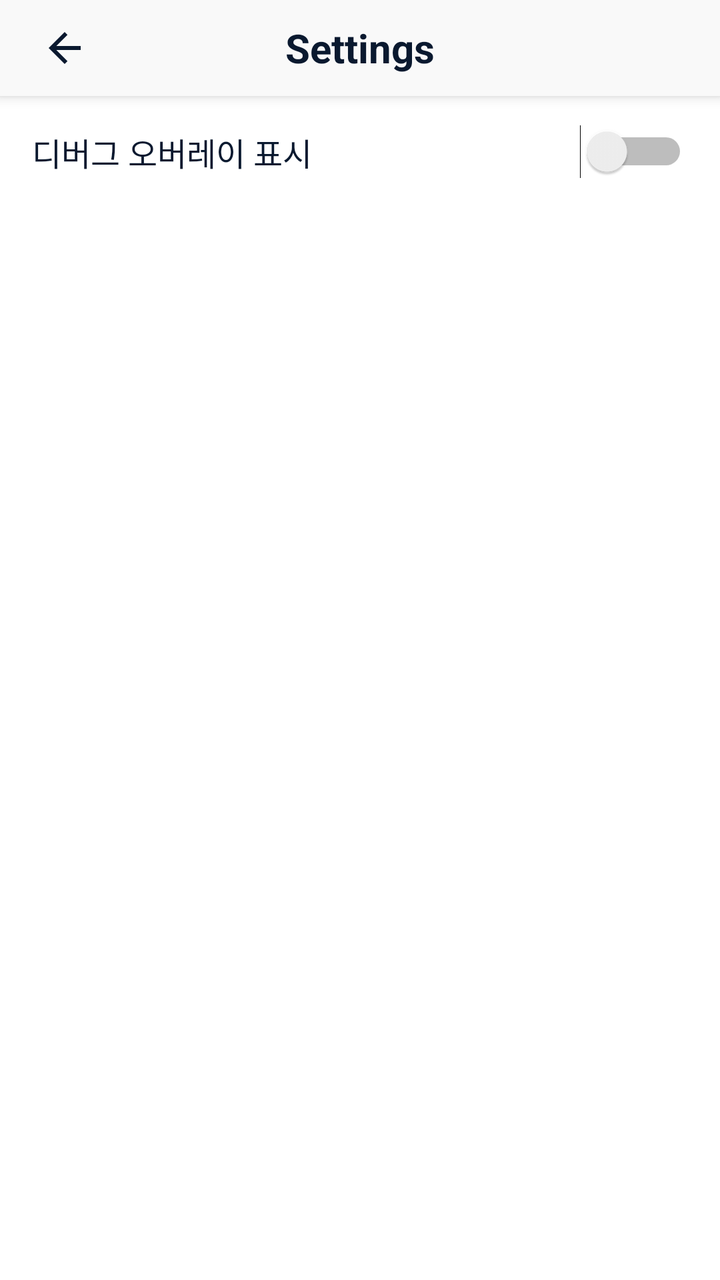
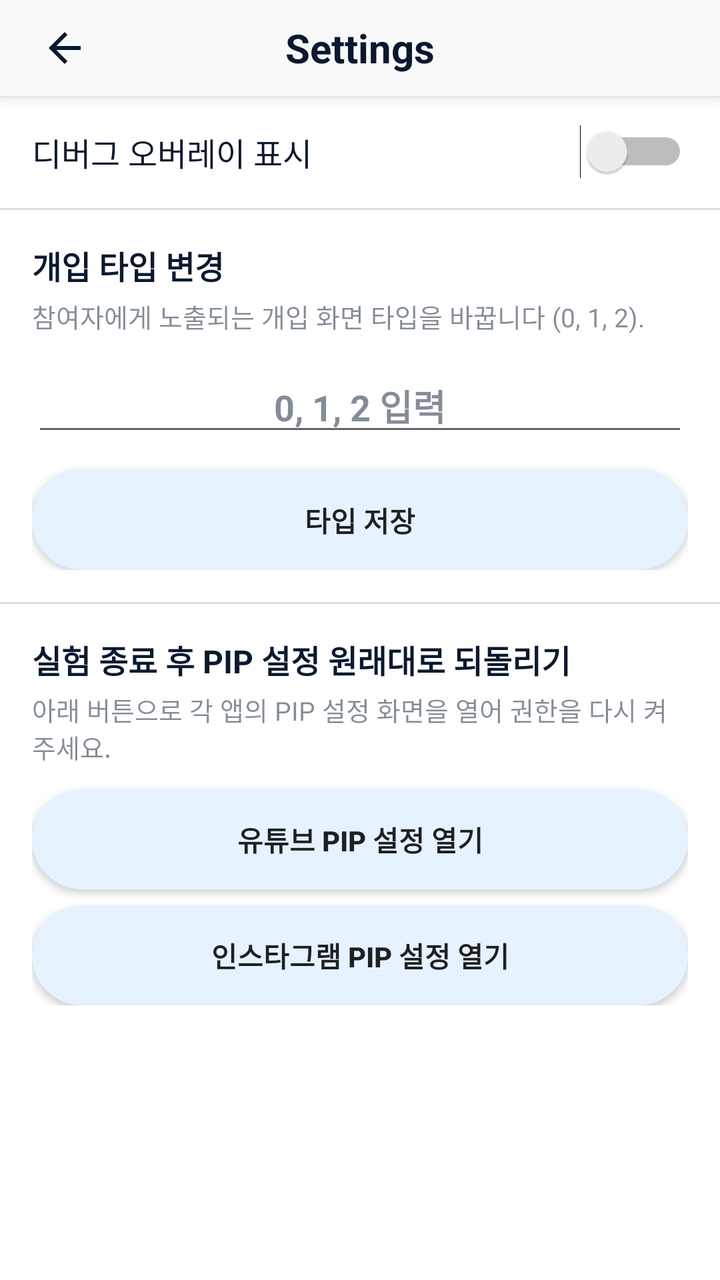

An Android layout rendered at two revisions. The XML below is the earlier revision; the diff shows what the commit changed to produce the second picture.
<!-- AndroidManifest.xml: application theme Theme.ArgueWithAi -->
<!-- res/layout/activity_settings.xml -->
<?xml version="1.0" encoding="utf-8"?>
<LinearLayout xmlns:android="http://schemas.android.com/apk/res/android"
    xmlns:app="http://schemas.android.com/apk/res-auto"
    android:layout_width="match_parent"
    android:layout_height="match_parent"
    android:background="@android:color/white"
    android:fitsSystemWindows="true"
    android:orientation="vertical">

    <RelativeLayout
        android:id="@+id/topBar"
        android:layout_width="match_parent"
        android:layout_height="48dp"
        android:background="#F9F9F9"
        android:elevation="4dp"
        android:paddingHorizontal="16dp">

        <ImageButton
            android:id="@+id/btnBack"
            android:layout_width="48dp"
            android:layout_height="48dp"
            android:layout_centerVertical="true"
            android:layout_alignParentStart="true"
            android:layout_marginStart="-8dp"
            android:background="?android:attr/selectableItemBackgroundBorderless"
            android:contentDescription="뒤로가기"
            android:padding="12dp"
            android:src="@drawable/ic_back" />

        <TextView
            android:id="@+id/tvTitle"
            android:layout_width="wrap_content"
            android:layout_height="wrap_content"
            android:layout_centerInParent="true"
            android:text="Settings"
            android:textColor="#0A192F"
            android:textSize="20sp"
            android:textStyle="bold" />
    </RelativeLayout>

    <RelativeLayout
        android:layout_width="match_parent"
        android:layout_height="56dp"
        android:paddingHorizontal="16dp">

        <TextView
            android:id="@+id/tvDebugOverlayLabel"
            android:layout_width="wrap_content"
            android:layout_height="wrap_content"
            android:layout_centerVertical="true"
            android:layout_alignParentStart="true"
            android:text="디버그 오버레이 표시"
            android:textColor="#0A192F"
            android:textSize="16sp" />

        <Switch
            android:id="@+id/switchDebugOverlay"
            android:layout_width="wrap_content"
            android:layout_height="wrap_content"
            android:layout_centerVertical="true"
            android:layout_alignParentEnd="true" />
    </RelativeLayout>
</LinearLayout>
<!-- resources referenced by this layout -->
<resources>
  <!-- drawable ic_back (drawable) -->
  <vector xmlns:android="http://schemas.android.com/apk/res/android"
      android:width="24dp"
      android:height="24dp"
      android:viewportWidth="24"
      android:viewportHeight="24">
      <path
          android:fillColor="#0A192F"
          android:pathData="M20,11H7.83l5.59,-5.59L12,4l-8,8 8,8 1.41,-1.41L7.83,13H20z" />
  </vector>
  <style name="Theme.ArgueWithAi" parent="android:Theme.Material.Light.NoActionBar" />
</resources>

<!-- the commit's change to res/layout/activity_settings.xml (unified diff, before → after) -->
@@ -60,4 +60,92 @@
             android:layout_centerVertical="true"
             android:layout_alignParentEnd="true" />
     </RelativeLayout>
+
+    <View android:layout_width="match_parent" android:layout_height="1dp" android:background="#DDDDDD" />
+
+    <LinearLayout
+        android:layout_width="match_parent"
+        android:layout_height="wrap_content"
+        android:orientation="vertical"
+        android:padding="16dp">
+
+        <TextView
+            android:layout_width="wrap_content"
+            android:layout_height="wrap_content"
+            android:text="개입 타입 변경"
+            android:textColor="#0A192F"
+            android:textStyle="bold"
+            android:textSize="16sp"
+            android:layout_marginBottom="4dp" />
+        <TextView
+            android:layout_width="wrap_content"
+            android:layout_height="wrap_content"
+            android:text="참여자에게 노출되는 개입 화면 타입을 바꿉니다 (0, 1, 2)."
+            android:textColor="#800A192F"
+            android:textSize="13sp"
+            android:layout_marginBottom="12dp" />
+        <EditText
+            android:id="@+id/etTypeInput"
+            android:layout_width="match_parent"
+            android:layout_height="wrap_content"
+            android:hint="0, 1, 2 입력"
+            android:textStyle="bold"
+            android:textColor="#0A192F"
+            android:textColorHint="#800A192F"
+            android:inputType="number"
+            android:gravity="center"
+            android:layout_marginBottom="12dp" />
+        <Button
+            android:id="@+id/btnSaveType"
+            android:layout_width="match_parent"
+            android:layout_height="50dp"
+            android:text="타입 저장"
+            android:textStyle="bold"
+            android:background="@drawable/bg_button_blue"
+            app:backgroundTint="@null" />
+    </LinearLayout>
+
+    <View android:layout_width="match_parent" android:layout_height="1dp" android:background="#DDDDDD" />
+
+    <LinearLayout
+        android:layout_width="match_parent"
+        android:layout_height="wrap_content"
+        android:orientation="vertical"
+        android:padding="16dp">
+
+        <TextView
+            android:layout_width="wrap_content"
+            android:layout_height="wrap_content"
+            android:text="실험 종료 후 PIP 설정 원래대로 되돌리기"
+            android:textColor="#0A192F"
+            android:textStyle="bold"
+            android:textSize="16sp"
+            android:layout_marginBottom="4dp" />
+        <TextView
+            android:layout_width="wrap_content"
+            android:layout_height="wrap_content"
+            android:text="아래 버튼으로 각 앱의 PIP 설정 화면을 열어 권한을 다시 켜주세요."
+            android:textColor="#800A192F"
+            android:textSize="13sp"
+            android:layout_marginBottom="12dp" />
+
+        <Button
+            android:id="@+id/btnRestorePipYoutube"
+            android:layout_width="match_parent"
+            android:layout_height="50dp"
+            android:text="유튜브 PIP 설정 열기"
+            android:textStyle="bold"
+            android:background="@drawable/bg_button_blue"
+            app:backgroundTint="@null"
+            android:layout_marginBottom="8dp" />
+
+        <Button
+            android:id="@+id/btnRestorePipInstagram"
+            android:layout_width="match_parent"
+            android:layout_height="50dp"
+            android:text="인스타그램 PIP 설정 열기"
+            android:textStyle="bold"
+            android:background="@drawable/bg_button_blue"
+            app:backgroundTint="@null" />
+    </LinearLayout>
 </LinearLayout>
<!-- resource entries referenced after the edit -->
@@ -1,5 +1,12 @@
 <!-- resources referenced by this layout -->
 <resources>
+  <!-- drawable bg_button_blue (drawable) -->
+  <?xml version="1.0" encoding="utf-8"?>
+  <shape xmlns:android="http://schemas.android.com/apk/res/android"
+      android:shape="rectangle">
+      <solid android:color="#E6F2FF" />
+      <corners android:radius="50dp" />
+  </shape>
   <!-- drawable ic_back (drawable) -->
   <vector xmlns:android="http://schemas.android.com/apk/res/android"
       android:width="24dp"
